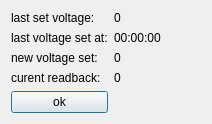
Above: TildaHost/source/Interface/SetVoltageUi/Ui_SetVoltage.ui from lasersphere/Tilda before the change. Below: the same form after it.
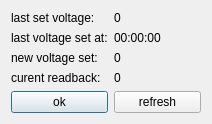
That is the form after the change.

Commit message:
combined all Heinzinger in a new device called the PostAccelerationMain in which the Heinzinger devices are initiated and the voltages can be set via this module.
therefore it is now also possible to set the desired voltage coming from the track window.

This has not been tested yet!

Diff of the .ui file:
```diff
--- a/TildaHost/source/Interface/SetVoltageUi/Ui_SetVoltage.ui
+++ b/TildaHost/source/Interface/SetVoltageUi/Ui_SetVoltage.ui
@@ -77,6 +77,13 @@
      </property>
     </widget>
    </item>
+   <item row="4" column="1">
+    <widget class="QPushButton" name="pushButton_refresh">
+     <property name="text">
+      <string>refresh</string>
+     </property>
+    </widget>
+   </item>
   </layout>
  </widget>
  <resources/>
```
The commit also changes 11 other files.
